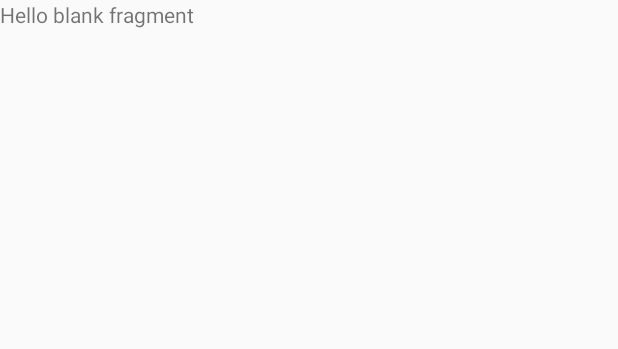
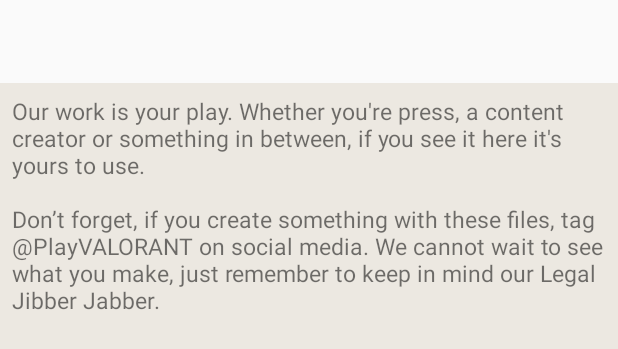
Before and after one commit to damian568/Valorant-Program, an Android app: the layout fragment_media.xml on its own in the app's theme, with its tools: preview values and no code run, on a phone screen of 412 x 824 dp. Shown: the top 349 px of the screen. Run offline under Robolectric (Android 15) with nearby library versions, the phone set to English and light mode, and no system bars.

Commit message:
media screen DONE

```diff
--- a/ValorantApplication/app/build.gradle
+++ b/ValorantApplication/app/build.gradle
@@ -76,6 +76,9 @@ dependencies {
     // GSON
     implementation 'com.google.code.gson:gson:2.9.0'
 
+    //Picasso
+    implementation 'com.squareup.picasso:picasso:2.71828'
+
     implementation 'androidx.core:core-ktx:1.8.0'
     implementation 'androidx.appcompat:appcompat:1.4.2'
     implementation 'com.google.android.material:material:1.6.1'
--- a/ValorantApplication/app/src/main/res/layout/fragment_media.xml
+++ b/ValorantApplication/app/src/main/res/layout/fragment_media.xml
@@ -1,14 +1,35 @@
 <?xml version="1.0" encoding="utf-8"?>
-<FrameLayout xmlns:android="http://schemas.android.com/apk/res/android"
-    xmlns:tools="http://schemas.android.com/tools"
-    android:layout_width="match_parent"
-    android:layout_height="match_parent"
-    tools:context=".fragments.info.others.MediaFragment">
+<layout>
 
-    <!-- TODO: Update blank fragment layout -->
-    <TextView
+    <androidx.constraintlayout.widget.ConstraintLayout xmlns:android="http://schemas.android.com/apk/res/android"
+        xmlns:app="http://schemas.android.com/apk/res-auto"
+        xmlns:tools="http://schemas.android.com/tools"
         android:layout_width="match_parent"
         android:layout_height="match_parent"
-        android:text="@string/hello_blank_fragment" />
+        android:layout_marginTop="@dimen/xxbig_margin"
+        android:background="#ece8e1"
+        tools:context=".fragments.info.others.MediaFragment">
 
-</FrameLayout>
+        <androidx.constraintlayout.widget.ConstraintLayout
+            android:layout_width="match_parent"
+            android:layout_height="wrap_content"
+            android:layout_margin="8dp"
+            app:layout_constraintTop_toTopOf="parent">
+
+            <TextView
+                android:id="@+id/txtMedia"
+                android:layout_width="match_parent"
+                android:layout_height="wrap_content"
+                android:text="@string/media_text"
+                android:textSize="15sp"
+                app:layout_constraintTop_toTopOf="parent"/>
+
+            <ImageView
+                android:id="@+id/imageSwitcherMedia"
+                android:layout_width="match_parent"
+                android:layout_height="515dp"
+                app:layout_constraintTop_toBottomOf="@id/txtMedia" />
+
+        </androidx.constraintlayout.widget.ConstraintLayout>
+    </androidx.constraintlayout.widget.ConstraintLayout>
+</layout>
--- a/ValorantApplication/app/src/main/res/values/strings.xml
+++ b/ValorantApplication/app/src/main/res/values/strings.xml
@@ -284,4 +284,7 @@
     <string name="txt_community_code23">CONSEQUENCES</string>
     <string name="txt_community_code24">If you violate the expectations described here, we may restrict your privileges or access to features in our games. Restrictions serve to shield the community from future disruption, and provide an opportunity to reflect on the behavior that led to the restriction. We strive to provide a path to reform, but not at the expense protecting the rest of the community. We also strive to restrict based on the disruption caused, and to avoid action that is needlessly punitive or harsh.\n\n Restrictions for violating the expectations above can include (but are not limited to):\n\n./ Loss of the ability to use in-game communication systems.\n./ Restrictions or additional requirements to access experiences such as Ranked queues.\n./ Restricted access to social systems and features in any of Riot’s games.\n./ Removal of content found to be obtained inappropriately.\n./ Temporary or indefinite suspension from VALORANT, or all of Riot’s games.</string>
 
+    //Media
+    <string name="media_text">Our work is your play. Whether you\'re press, a content creator or something in between, if you see it here it\'s yours to use. \n\nDon’t forget, if you create something with these files, tag @PlayVALORANT on social media. We cannot wait to see what you make, just remember to keep in mind our Legal Jibber Jabber.</string>
+
 </resources>
```
Also changed, not shown: ValorantApplication/app/src/main/java/com/example/valorantapplication/ConstantsMedia.kt (added, +46 -0 lines), ValorantApplication/app/src/main/java/com/example/valorantapplication/fragments/info/others/MediaFragment.kt (+63 -2 lines).
